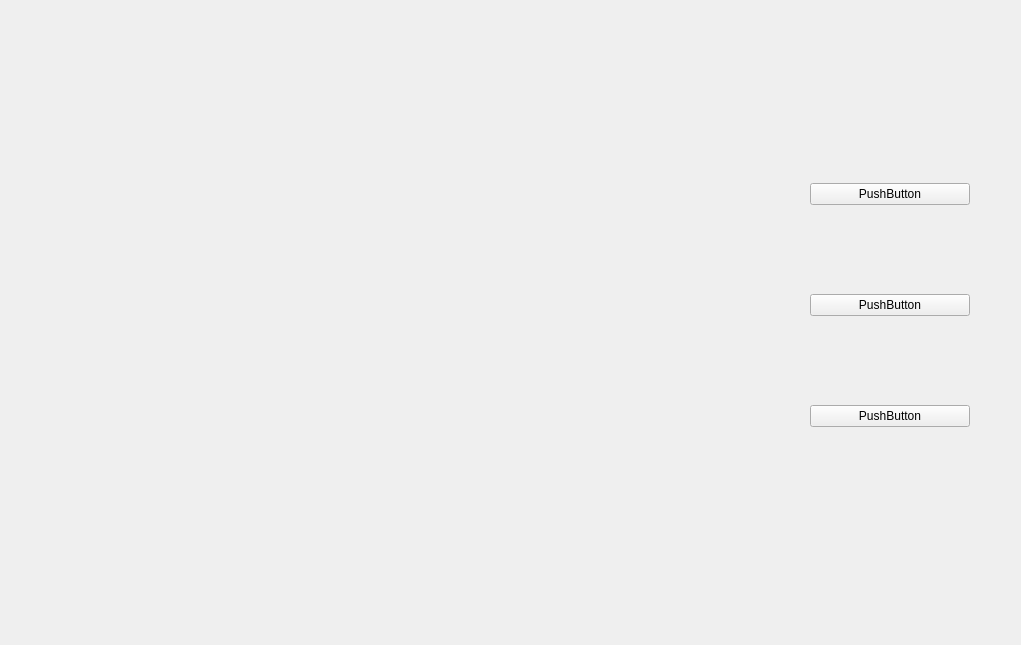
Above: game1.ui from limpker10/ProyectoFinalTO before the change. Below: the same form after it.
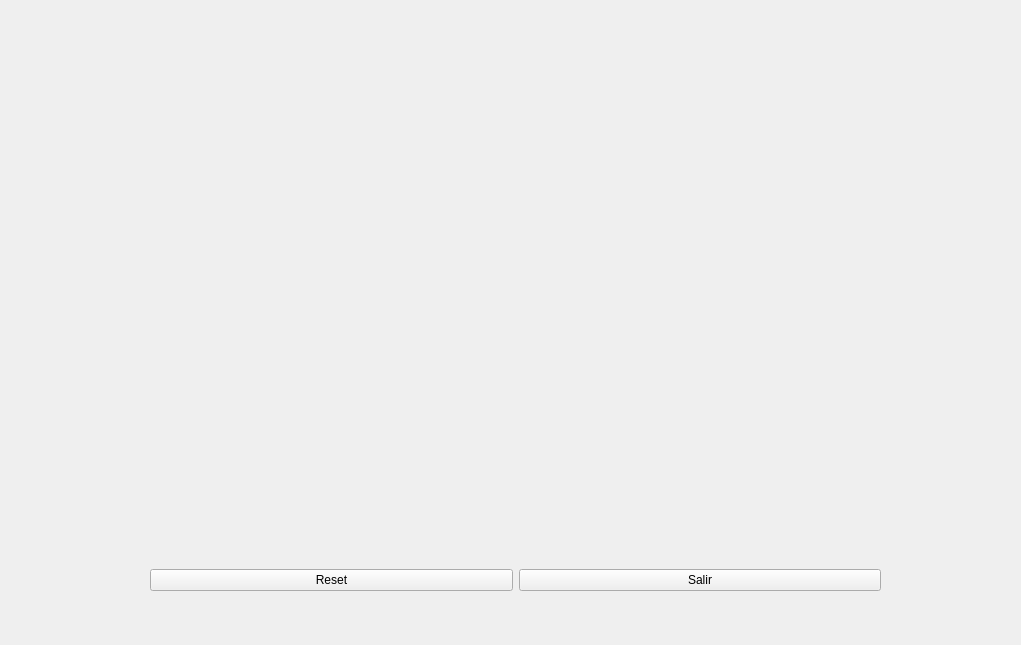
That is the form after the change. Icons and pictures are not drawn.

Commit message: add styles to layouts

```diff
--- a/game1.ui
+++ b/game1.ui
@@ -13,50 +13,55 @@
   <property name="windowTitle">
    <string>Form</string>
   </property>
-  <widget class="QWidget" name="verticalLayoutWidget">
+  <property name="styleSheet">
+   <string notr="true">#Game1 {
+	background-image: url(:/images/fondoArcoiris.png);
+	background-repeat: no-repeat;
+}
+QHBoxLayout&gt;QFrame
+{
+	border: solid black;
+	border-radius: 10px; 
+}
+</string>
+  </property>
+  <widget class="QWidget" name="horizontalLayoutWidget">
    <property name="geometry">
     <rect>
-     <x>810</x>
-     <y>100</y>
-     <width>160</width>
-     <height>411</height>
+     <x>50</x>
+     <y>30</y>
+     <width>931</width>
+     <height>481</height>
     </rect>
    </property>
-   <layout class="QVBoxLayout" name="verticalLayout">
+   <layout class="QHBoxLayout" name="horizontalLayout"/>
+  </widget>
+  <widget class="QWidget" name="horizontalLayoutWidget_2">
+   <property name="geometry">
+    <rect>
+     <x>150</x>
+     <y>540</y>
+     <width>731</width>
+     <height>80</height>
+    </rect>
+   </property>
+   <layout class="QHBoxLayout" name="horizontalLayout_2">
     <item>
      <widget class="QPushButton" name="pushButton_2">
       <property name="text">
-       <string>PushButton</string>
+       <string>Reset</string>
       </property>
      </widget>
     </item>
     <item>
      <widget class="QPushButton" name="pushButton">
       <property name="text">
-       <string>PushButton</string>
-      </property>
-     </widget>
-    </item>
-    <item>
-     <widget class="QPushButton" name="pushButton_3">
-      <property name="text">
-       <string>PushButton</string>
+       <string>Salir</string>
       </property>
      </widget>
     </item>
    </layout>
   </widget>
-  <widget class="QWidget" name="horizontalLayoutWidget">
-   <property name="geometry">
-    <rect>
-     <x>40</x>
-     <y>70</y>
-     <width>741</width>
-     <height>531</height>
-    </rect>
-   </property>
-   <layout class="QHBoxLayout" name="horizontalLayout"/>
-  </widget>
  </widget>
  <resources/>
  <connections/>
```
The commit also changes 4 other files.
